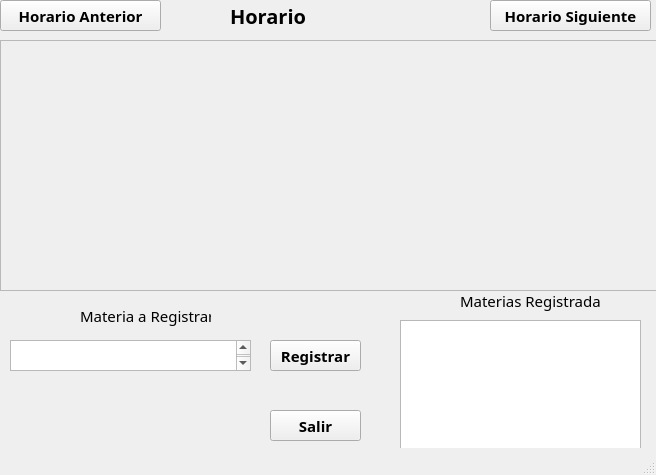
Old version of the form Asistente.ui in the repository francisdayl/GenHora.
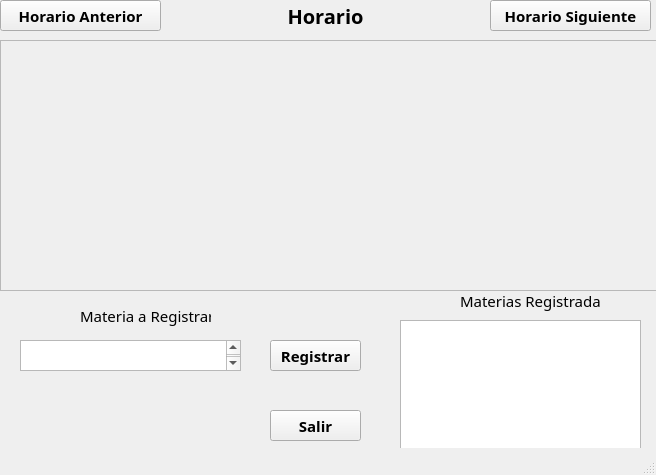
New version of the form.

Commit message: Cambios Interfaces Graficas e integración en un solo archivo Main

The edit to the form file:
```diff
--- a/Asistente.ui
+++ b/Asistente.ui
@@ -146,9 +146,9 @@
    <widget class="QLabel" name="Label_hors">
     <property name="geometry">
      <rect>
-      <x>230</x>
+      <x>170</x>
       <y>0</y>
-      <width>181</width>
+      <width>311</width>
       <height>31</height>
      </rect>
     </property>
@@ -159,9 +159,15 @@
       <bold>true</bold>
      </font>
     </property>
+    <property name="layoutDirection">
+     <enum>Qt::LeftToRight</enum>
+    </property>
     <property name="text">
      <string>Horario</string>
     </property>
+    <property name="alignment">
+     <set>Qt::AlignCenter</set>
+    </property>
    </widget>
    <widget class="QPushButton" name="Bot_Sal">
     <property name="geometry">
@@ -198,12 +204,12 @@
      <string>Materia a Registrar</string>
     </property>
    </widget>
-   <widget class="QTextEdit" name="Text_Reg">
+   <widget class="QPlainTextEdit" name="Text_MatReg">
     <property name="geometry">
      <rect>
-      <x>10</x>
+      <x>20</x>
       <y>340</y>
-      <width>241</width>
+      <width>221</width>
       <height>31</height>
      </rect>
     </property>
```
Left out of the diff: 4 changed lines with no effect on the pictures. The commit also changes 7 other files.
